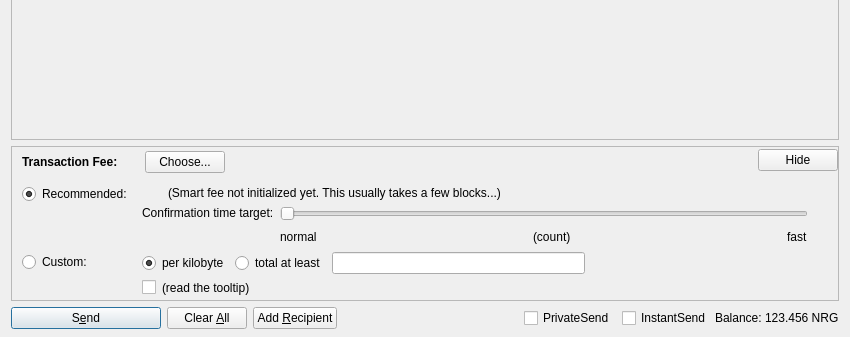
The window that src/qt/forms/sendcoinsdialog.ui (ericramos1980/energi) describes before a commit, drawn with Qt 5; both pictures show x 0 to 850 and y 189 to 526 of the 850 by 526 pixel window.
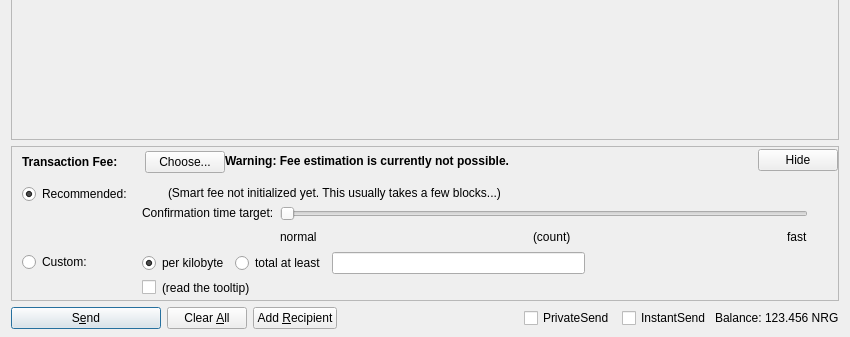
The same window after the commit. Custom widgets are drawn as their Qt base class.

Commit message:
Merge #9481: [Qt] Show more significant warning if we fall back to the default fee
7abe7bb Qt/Send: Give fallback fee a reasonable indent (Luke Dashjr)
3e4d7bf Qt/Send: Figure a decent warning colour from theme (Luke Dashjr)
c5adf8f [Qt] Show more significant warning if we fall back to the default fee (Jonas Schnelli)

Tree-SHA512: 9e85b5b398d7a49aaf6c42578d63750b1b7aa9cc9e84d008fe21d6c53f1ffe2fb69286a1a764e634ebca3286564615578eea0a1bc883e4b332be8306d9883d14

The edit to the form file:
```diff
--- a/src/qt/forms/sendcoinsdialog.ui
+++ b/src/qt/forms/sendcoinsdialog.ui
@@ -759,11 +759,33 @@
             </item>
            </layout>
           </item>
+          <item>
+           <widget class="QLabel" name="fallbackFeeWarningLabel">
+            <property name="toolTip">
+             <string>Using the fallbackfee can result in sending a transaction that will take serval hours or days (or never) to confirm. Consider choosing your fee manually or wait until your have validated the complete chain.</string>
+            </property>
+            <property name="font">
+            <font>
+                <weight>75</weight>
+                <bold>true</bold>
+            </font>
+            </property>
+            <property name="text">
+             <string>Warning: Fee estimation is currently not possible.</string>
+            </property>
+            <property name="wordWrap">
+             <bool>false</bool>
+            </property>
+           </widget>
+          </item>
           <item>
            <spacer name="horizontalSpacer_4">
             <property name="orientation">
              <enum>Qt::Horizontal</enum>
             </property>
+            <property name="sizeType">
+             <enum>QSizePolicy::MinimumExpanding</enum>
+            </property>
             <property name="sizeHint" stdset="0">
              <size>
               <width>40</width>
```
The commit also changes 1 other file.
